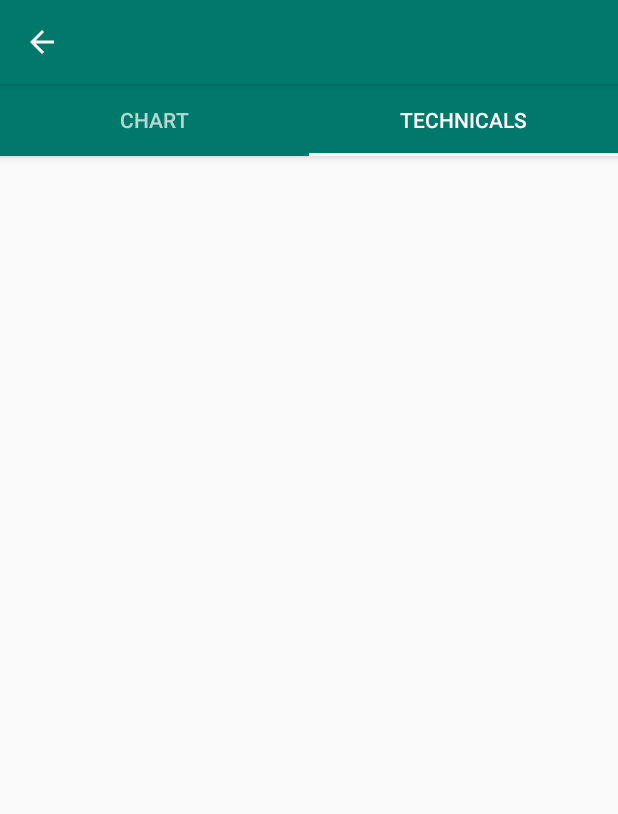
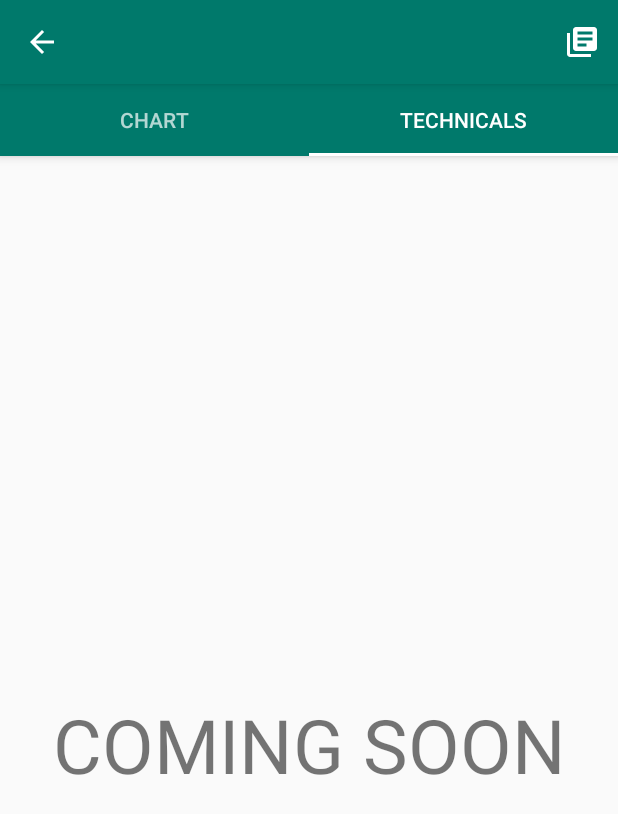
Before and after one commit to JakubMarczynski94/CryptoBuddy, an Android app: the CurrencyTabsActivity screen opened directly, with no data from a screen before it, tab 2 chosen, on a phone screen of 412 x 824 dp. Shown: the top 814 px of the screen. Run offline under Robolectric (Android 15) with nearby library versions, the phone set to English and light mode, and no system bars; our stand-ins replace Volley; libraries missing offline, so code that uses them is left out: com.github.mikephil.charting; network calls fail; 2 statements that could not run were skipped.

Commit message:
Refactor And Improve Navigation
* Renamed news icon to white
* Created a blank technicals tab for later
* Added news icon navigation in tab activity

```diff
--- a/app/src/main/java/com/cryptobuddy/ryanbridges/cryptobuddy/CurrencyTabsActivity.java
+++ b/app/src/main/java/com/cryptobuddy/ryanbridges/cryptobuddy/CurrencyTabsActivity.java
@@ -1,10 +1,12 @@
 package com.cryptobuddy.ryanbridges.cryptobuddy;
 
+import android.content.Intent;
 import android.graphics.Color;
 import android.os.Bundle;
 import android.support.design.widget.TabLayout;
 import android.support.v4.view.ViewPager;
 import android.support.v7.app.AppCompatActivity;
+import android.view.Menu;
 import android.view.MenuItem;
 
 /**
@@ -31,8 +33,21 @@ public class CurrencyTabsActivity extends AppCompatActivity {
         getSupportActionBar().setDisplayHomeAsUpEnabled(true);
     }
 
-    public boolean onOptionsItemSelected(MenuItem item){
+    @Override
+    public boolean onCreateOptionsMenu(Menu menu) {
+        getMenuInflater().inflate(R.menu.currency_tabs_menu, menu);
+        return true;
+    }
+
+    @Override
+    public boolean onOptionsItemSelected(MenuItem item) {
+        switch(item.getItemId()) {
+            case R.id.news_button:
+                startActivity(new Intent(this, NewsListActivity.class));
+                return true;
+        }
         finish();
         return true;
     }
+
 }
--- a/app/src/main/java/com/cryptobuddy/ryanbridges/cryptobuddy/NewsListFragment.java
+++ /dev/null
@@ -1,129 +0,0 @@
-package com.cryptobuddy.ryanbridges.cryptobuddy;
-
-import android.content.Intent;
-import android.os.Bundle;
-import android.support.v4.app.Fragment;
-import android.support.v4.widget.SwipeRefreshLayout;
-import android.support.v7.widget.LinearLayoutManager;
-import android.support.v7.widget.RecyclerView;
-import android.util.Log;
-import android.view.LayoutInflater;
-import android.view.View;
-import android.view.ViewGroup;
-import android.widget.Toast;
-
-import com.android.volley.Request;
-import com.android.volley.Response;
-import com.android.volley.VolleyError;
-import com.android.volley.toolbox.JsonObjectRequest;
-import com.yqritc.recyclerviewflexibledivider.HorizontalDividerItemDecoration;
-
-import org.json.JSONArray;
-import org.json.JSONException;
-import org.json.JSONObject;
-
-import java.util.ArrayList;
-import java.util.List;
-
-import static com.cryptobuddy.ryanbridges.cryptobuddy.R.color.colorAccent;
-
-/**
- * Created by Ryan on 11/21/2017.
- */
-
-public class NewsListFragment extends Fragment implements SwipeRefreshLayout.OnRefreshListener {
-
-    private static final String NEWS_API_KEY = BuildConfig.API_KEY;
-    public final static String BTC_NEWS_URL_TEMPLATE = "http://eventregistry.org/json/article?query=%7B\"%24query\"%3A%7B\"%24and\"%3A%5B%7B\"conceptUri\"%3A%7B\"%24and\"%3A%5B\"http%3A%2F%2Fen.wikipedia.org%2Fwiki%2FEthereum\"%2C\"http%3A%2F%2Fen.wikipedia.org%2Fwiki%2FCryptocurrency\"%2C\"http%3A%2F%2Fen.wikipedia.org%2Fwiki%2FBitcoin\"%2C\"http%3A%2F%2Fen.wikipedia.org%2Fwiki%2FLitecoin\"%5D%7D%7D%2C%7B\"lang\"%3A\"eng\"%7D%5D%7D%7D&action=getArticles&resultType=articles&articlesSortBy=date&articlesCount=20&apiKey=";
-    public final static String BTC_NEWS_URL = BTC_NEWS_URL_TEMPLATE + NEWS_API_KEY;
-    private NewsListAdapter adapter;
-    private List<NewsItem> newsItemList;
-    private RecyclerView recyclerView;
-
-    private View rootView;
-    private SwipeRefreshLayout swipeRefreshLayout;
-
-    public NewsListFragment() {
-    }
-
-
-    public static NewsListFragment newInstance(String tabName) {
-        return new NewsListFragment();
-    }
-
-
-    @Override
-    public void onRefresh() {
-        getNewsRequest();
-    }
-
-    public void getNewsRequest() {
-        swipeRefreshLayout.setRefreshing(true);
-        JsonObjectRequest request = new JsonObjectRequest(Request.Method.GET, BTC_NEWS_URL, null,
-                new Response.Listener<JSONObject>() {
-                    @Override
-                    public void onResponse(JSONObject response) {
-                        Log.d("I", "NEWS: " + response.toString());
-                        try {
-                            JSONArray articles = response.getJSONObject("articles").getJSONArray("results");
-                            Log.d("I", "NEWS_ARTICLES: " + articles);
-                            for (int i = 0; i < articles.length(); i++) {
-                                JSONObject row = articles.getJSONObject(i);
-                                String articleTitle = row.getString("title");
-                                final String articleURL = row.getString("url");
-                                String articleBody = row.getString("body");
-                                newsItemList.add(new NewsItem(articleTitle, articleURL, articleBody));
-                            }
-                            adapter.notifyDataSetChanged();
-                            recyclerView.setAdapter(adapter);
-                        } catch (JSONException e) {
-                            e.printStackTrace();
-                        }
-                        swipeRefreshLayout.setRefreshing(false);
-                    }
-                }, new Response.ErrorListener() {
-            @Override
-            public void onErrorResponse(VolleyError e) {
-                Log.e("ERROR", "Server Error: " + e.getMessage());
-                Toast.makeText(getActivity(), e.getMessage(), Toast.LENGTH_LONG).show();
-                swipeRefreshLayout.setRefreshing(false);
-            }
-        });
-        VolleySingleton.getInstance().addToRequestQueue(request);
-    }
-
-    @Override
-    public View onCreateView(LayoutInflater inflater, ViewGroup container,
-                             Bundle savedInstanceState) {
-        rootView = inflater.inflate(R.layout.news_list_fragment, container, false);
-        swipeRefreshLayout = (SwipeRefreshLayout) rootView.findViewById(R.id.swipe_refresh_layout_recycler);
-        recyclerView = (RecyclerView) rootView.findViewById(R.id.newsListRecyclerView);
-        HorizontalDividerItemDecoration divider = new HorizontalDividerItemDecoration.Builder(getActivity()).build();
-        recyclerView.addItemDecoration(divider);
-        LinearLayoutManager llm = new LinearLayoutManager(getActivity());
-        llm.setOrientation(LinearLayoutManager.VERTICAL);
-        recyclerView.setLayoutManager(llm);
-        recyclerView.setHasFixedSize(true);
-        swipeRefreshLayout.setColorSchemeResources(colorAccent);
-        newsItemList = new ArrayList<>();
-        adapter = new NewsListAdapter(newsItemList, new CustomItemClickListener() {
-            @Override
-            public void onItemClick(int position, View v) {
-                Intent browserIntent = new Intent(getActivity(), WebViewActivity.class);
-                browserIntent.putExtra("url", newsItemList.get(position).articleURL);
-                startActivity(browserIntent);
-            }
-        });
-        swipeRefreshLayout.setOnRefreshListener(this);
-        swipeRefreshLayout.post(new Runnable() {
-                                    @Override
-                                    public void run() {
-                                        swipeRefreshLayout.setRefreshing(true);
-                                        getNewsRequest();
-                                    }
-                                }
-        );
-        return rootView;
-    }
-
-}
--- a/app/src/main/java/com/cryptobuddy/ryanbridges/cryptobuddy/SectionsPagerAdapter.java
+++ b/app/src/main/java/com/cryptobuddy/ryanbridges/cryptobuddy/SectionsPagerAdapter.java
@@ -28,7 +28,7 @@ public class SectionsPagerAdapter extends FragmentPagerAdapter {
             case 0:
                 return GraphFragment.newInstance(this.symbol);
             case 1:
-                return NewsListFragment.newInstance((String) this.getPageTitle(position));
+                return TechnicalsFragment.newInstance((String) this.getPageTitle(position));
         }
         return null;
     }
--- /dev/null
+++ b/app/src/main/java/com/cryptobuddy/ryanbridges/cryptobuddy/TechnicalsFragment.java
@@ -0,0 +1,45 @@
+package com.cryptobuddy.ryanbridges.cryptobuddy;
+
+import android.os.Bundle;
+import android.support.v4.app.Fragment;
+import android.support.v4.widget.SwipeRefreshLayout;
+import android.view.LayoutInflater;
+import android.view.View;
+import android.view.ViewGroup;
+
+/**
+ * Created by Ryan on 12/29/2017.
+ */
+
+public class TechnicalsFragment extends Fragment implements SwipeRefreshLayout.OnRefreshListener {
+
+    private View rootView;
+
+    public TechnicalsFragment() {
+    }
+
+    /**
+     * Returns a new instance of this fragment for the given section
+     * number.
+     */
+    public static TechnicalsFragment newInstance(String symbol) {
+        TechnicalsFragment fragment = new TechnicalsFragment();
+        Bundle args = new Bundle();
+//        args.putString(ARG_SECTION_NAME, symbol);
+//        fragment.setArguments(args);
+        return fragment;
+    }
+
+
+    @Override
+    public View onCreateView(LayoutInflater inflater, ViewGroup container,
+                             Bundle savedInstanceState) {
+        rootView = inflater.inflate(R.layout.technical_fragment, container, false);
+        return rootView;
+    }
+
+    @Override
+    public void onRefresh() {
+    }
+
+}
--- /dev/null
+++ b/app/src/main/res/layout/technical_fragment.xml
@@ -0,0 +1,23 @@
+<?xml version="1.0" encoding="utf-8"?>
+<android.support.constraint.ConstraintLayout
+    xmlns:android="http://schemas.android.com/apk/res/android"
+    xmlns:app="http://schemas.android.com/apk/res-auto"
+    xmlns:tools="http://schemas.android.com/tools"
+    android:layout_width="match_parent"
+    android:layout_height="match_parent">
+
+    <TextView
+        android:id="@+id/textView"
+        android:layout_width="wrap_content"
+        android:layout_height="wrap_content"
+        android:layout_marginBottom="8dp"
+        android:layout_marginEnd="8dp"
+        android:layout_marginStart="8dp"
+        android:layout_marginTop="8dp"
+        android:text="COMING SOON"
+        android:textSize="50sp"
+        app:layout_constraintBottom_toBottomOf="parent"
+        app:layout_constraintEnd_toEndOf="parent"
+        app:layout_constraintStart_toStartOf="parent"
+        app:layout_constraintTop_toTopOf="parent" />
+</android.support.constraint.ConstraintLayout>
--- a/app/src/main/res/menu/menu_main.xml
+++ b/app/src/main/res/menu/currency_tabs_menu.xml
@@ -5,6 +5,6 @@
     <item
         android:id="@+id/news_button"
         android:title="News"
-        android:icon="@drawable/ic_library_books_black_24dp"
+        android:icon="@drawable/ic_library_books_white_24dp"
         app:showAsAction="always" />
 </menu>
```
Also changed, not shown: app/src/main/java/com/cryptobuddy/ryanbridges/cryptobuddy/SynchronousRequestQueue.java (deleted, +0 -16 lines), app/src/main/res/drawable/ic_library_books_white_24dp.xml (renamed from app/src/main/res/drawable/ic_library_books_black_24dp.xml).
